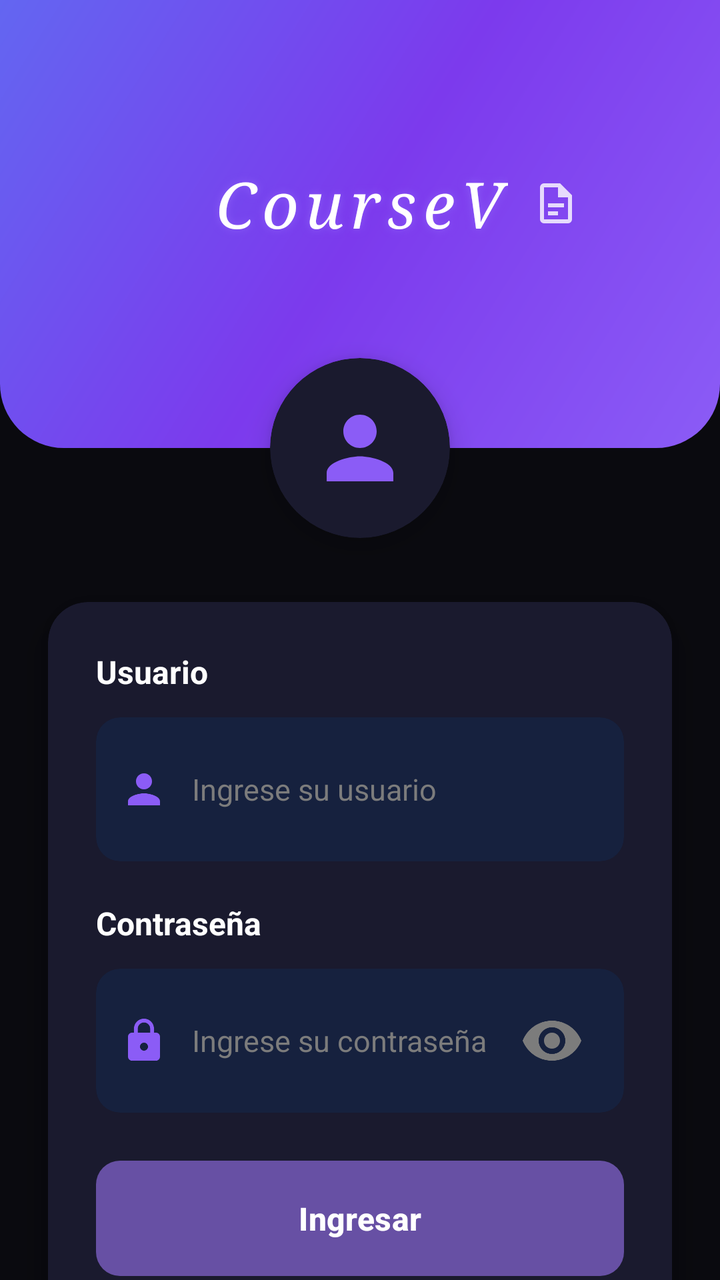
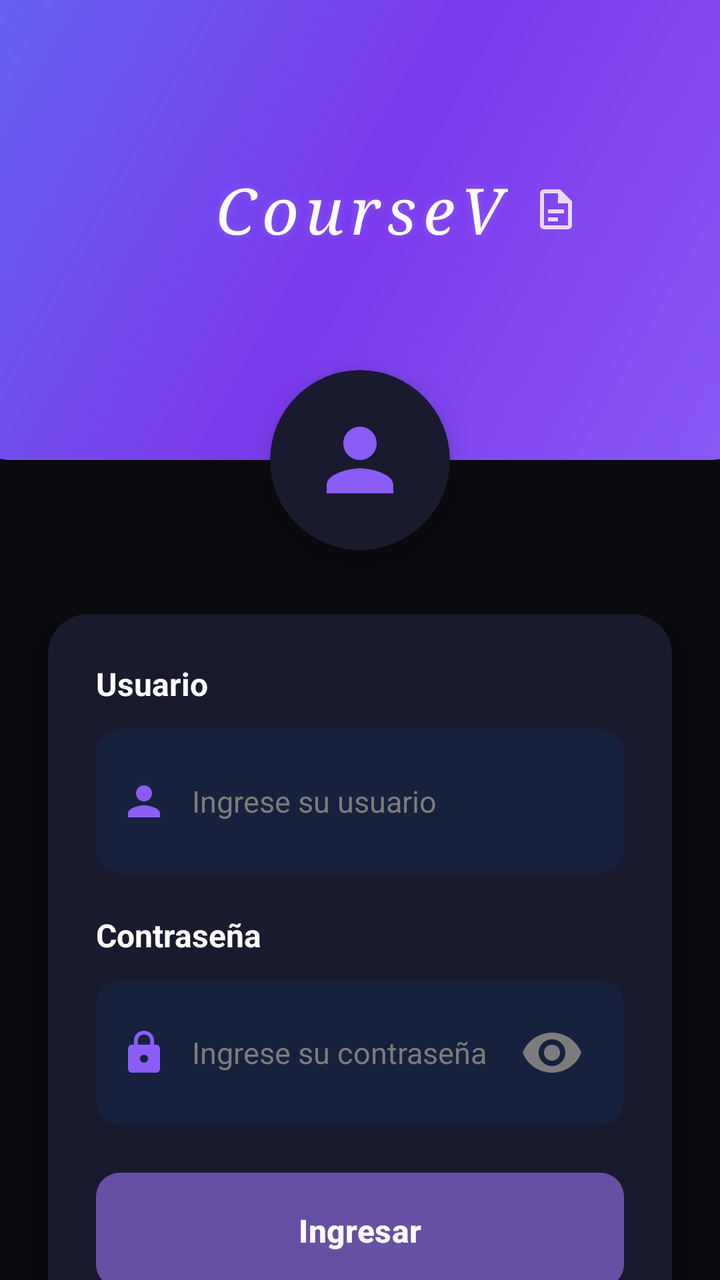

Two renders of the same Android screen: before a commit and after it. Below are the layout's source before the change and the commit's diff.
<!-- AndroidManifest.xml: application theme Theme.CourseV -->
<!-- res/layout/fragment_login.xml -->
<?xml version="1.0" encoding="utf-8"?>
<androidx.constraintlayout.widget.ConstraintLayout xmlns:android="http://schemas.android.com/apk/res/android"
    xmlns:app="http://schemas.android.com/apk/res-auto"
    xmlns:tools="http://schemas.android.com/tools"
    android:layout_width="match_parent"
    android:layout_height="match_parent"
    android:background="#0A0A0F"
    tools:context=".ui.LoginFragment">

    
    <View
        android:id="@+id/particle1"
        android:layout_width="8dp"
        android:layout_height="8dp"
        android:background="@drawable/circle_purple_glow"
        android:alpha="0.6"
        app:layout_constraintStart_toStartOf="parent"
        app:layout_constraintTop_toTopOf="parent"
        android:layout_marginStart="50dp"
        android:layout_marginTop="100dp" />

    <View
        android:id="@+id/particle2"
        android:layout_width="6dp"
        android:layout_height="6dp"
        android:background="@drawable/circle_purple_glow"
        android:alpha="0.4"
        app:layout_constraintEnd_toEndOf="parent"
        app:layout_constraintTop_toTopOf="parent"
        android:layout_marginEnd="80dp"
        android:layout_marginTop="180dp" />

    <View
        android:id="@+id/particle3"
        android:layout_width="10dp"
        android:layout_height="10dp"
        android:background="@drawable/circle_purple_glow"
        android:alpha="0.3"
        app:layout_constraintStart_toStartOf="parent"
        app:layout_constraintBottom_toBottomOf="parent"
        android:layout_marginStart="120dp"
        android:layout_marginBottom="200dp" />

    
    <View
        android:id="@+id/topBackground"
        android:layout_width="match_parent"
        android:layout_height="0dp"
        android:background="@drawable/gradient_header_login"
        app:layout_constraintEnd_toEndOf="parent"
        app:layout_constraintHeight_percent="0.35"
        app:layout_constraintStart_toStartOf="parent"
        app:layout_constraintTop_toTopOf="parent" />

    
    <TextView
        android:id="@+id/courseTitleText"
        android:layout_width="wrap_content"
        android:layout_height="wrap_content"
        android:text="CourseV"
        android:textSize="32sp"
        android:textColor="#FFFFFF"
        android:textStyle="italic"
        android:fontFamily="serif"
        android:letterSpacing="0.1"
        android:shadowColor="#8B5CF6"
        android:shadowRadius="10"
        android:shadowDx="0"
        android:shadowDy="0"
        app:layout_constraintStart_toStartOf="parent"
        app:layout_constraintEnd_toEndOf="parent"
        app:layout_constraintTop_toTopOf="@+id/topBackground"
        app:layout_constraintBottom_toTopOf="@+id/profileIconContainer"
        android:layout_marginTop="24dp" />

    
    <ImageView
        android:id="@+id/codeIcon"
        android:layout_width="24dp"
        android:layout_height="24dp"
        android:src="@drawable/ic_code"
        app:tint="#FFFFFF"
        android:alpha="0.8"
        app:layout_constraintStart_toEndOf="@+id/courseTitleText"
        app:layout_constraintTop_toTopOf="@+id/courseTitleText"
        app:layout_constraintBottom_toBottomOf="@+id/courseTitleText"
        android:layout_marginStart="12dp"
        android:contentDescription="Code icon" />

    
    <androidx.cardview.widget.CardView
        android:id="@+id/profileIconContainer"
        android:layout_width="90dp"
        android:layout_height="90dp"
        app:cardBackgroundColor="#1A1A2E"
        app:cardCornerRadius="45dp"
        app:cardElevation="8dp"
        app:layout_constraintBottom_toBottomOf="@+id/topBackground"
        app:layout_constraintEnd_toEndOf="parent"
        app:layout_constraintStart_toStartOf="parent"
        app:layout_constraintTop_toBottomOf="@+id/topBackground"
        android:background="@drawable/glow_border_login">

        <ImageView
            android:id="@+id/profileIcon"
            android:layout_width="match_parent"
            android:layout_height="match_parent"
            android:padding="20dp"
            android:src="@drawable/ic_person"
            app:tint="#8B5CF6"
            android:contentDescription="Profile icon" />
    </androidx.cardview.widget.CardView>

    
    <androidx.cardview.widget.CardView
        android:id="@+id/loginCard"
        android:layout_width="0dp"
        android:layout_height="wrap_content"
        android:layout_marginStart="24dp"
        android:layout_marginTop="32dp"
        android:layout_marginEnd="24dp"
        app:cardBackgroundColor="#1A1A2E"
        app:cardCornerRadius="20dp"
        app:cardElevation="12dp"
        app:layout_constraintEnd_toEndOf="parent"
        app:layout_constraintStart_toStartOf="parent"
        app:layout_constraintTop_toBottomOf="@+id/profileIconContainer">

        <LinearLayout
            android:layout_width="match_parent"
            android:layout_height="wrap_content"
            android:orientation="vertical"
            android:padding="24dp">

            
            <TextView
                android:layout_width="wrap_content"
                android:layout_height="wrap_content"
                android:text="Usuario"
                android:textColor="#FFFFFF"
                android:textSize="16sp"
                android:textStyle="bold"
                android:layout_marginBottom="8dp" />

            <androidx.cardview.widget.CardView
                android:layout_width="match_parent"
                android:layout_height="wrap_content"
                android:layout_marginTop="4dp"
                app:cardCornerRadius="12dp"
                app:cardElevation="0dp"
                app:cardBackgroundColor="#16213E">

                <LinearLayout
                    android:layout_width="match_parent"
                    android:layout_height="wrap_content"
                    android:gravity="center_vertical"
                    android:orientation="horizontal"
                    android:padding="12dp">

                    <ImageView
                        android:layout_width="24dp"
                        android:layout_height="24dp"
                        android:src="@drawable/ic_person"
                        app:tint="#8B5CF6"
                        android:contentDescription="User icon" />

                    <EditText
                        android:id="@+id/usernameEditText"
                        android:layout_width="match_parent"
                        android:layout_height="wrap_content"
                        android:layout_marginStart="12dp"
                        android:background="@null"
                        android:hint="Ingrese su usuario"
                        android:textColorHint="#7C7C7C"
                        android:textColor="#FFFFFF"
                        android:inputType="text"
                        android:textSize="15sp"
                        android:minHeight="48dp"
                        android:paddingTop="8dp"
                        android:paddingBottom="8dp" />
                </LinearLayout>
            </androidx.cardview.widget.CardView>

            
            <TextView
                android:layout_width="wrap_content"
                android:layout_height="wrap_content"
                android:layout_marginTop="20dp"
                android:text="Contraseña"
                android:textColor="#FFFFFF"
                android:textSize="16sp"
                android:textStyle="bold"
                android:layout_marginBottom="8dp" />

            <androidx.cardview.widget.CardView
                android:layout_width="match_parent"
                android:layout_height="wrap_content"
                android:layout_marginTop="4dp"
                app:cardCornerRadius="12dp"
                app:cardElevation="0dp"
                app:cardBackgroundColor="#16213E">

                <LinearLayout
                    android:layout_width="match_parent"
                    android:layout_height="wrap_content"
                    android:gravity="center_vertical"
                    android:orientation="horizontal"
                    android:padding="12dp">

                    <ImageView
                        android:layout_width="24dp"
                        android:layout_height="24dp"
                        android:src="@drawable/ic_lock"
                        app:tint="#8B5CF6"
                        android:contentDescription="Password icon" />

                    <EditText
                        android:id="@+id/passwordEditText"
                        android:layout_width="0dp"
                        android:layout_height="wrap_content"
                        android:layout_marginStart="12dp"
                        android:layout_weight="1"
                        android:background="@null"
                        android:hint="Ingrese su contraseña"
                        android:textColorHint="#7C7C7C"
                        android:textColor="#FFFFFF"
                        android:inputType="textPassword"
                        android:textSize="15sp"
                        android:minHeight="48dp"
                        android:paddingTop="8dp"
                        android:paddingBottom="8dp" />

                    <ImageView
                        android:id="@+id/togglePasswordVisibility"
                        android:layout_width="48dp"
                        android:layout_height="48dp"
                        android:padding="8dp"
                        android:src="@drawable/ic_visibility"
                        app:tint="#7C7C7C"
                        android:contentDescription="Toggle password visibility" />
                </LinearLayout>
            </androidx.cardview.widget.CardView>

            
            <Button
                android:id="@+id/loginButton"
                android:layout_width="match_parent"
                android:layout_height="wrap_content"
                android:layout_marginTop="24dp"
                android:background="@drawable/button_gradient_purple"
                android:padding="14dp"
                android:text="Ingresar"
                android:textAllCaps="false"
                android:textColor="#FFFFFF"
                android:textSize="16sp"
                android:textStyle="bold"
                android:elevation="4dp" />

            
            <TextView
                android:id="@+id/forgotPasswordTextView"
                android:layout_width="wrap_content"
                android:layout_height="wrap_content"
                android:layout_gravity="center"
                android:layout_marginTop="16dp"
                android:text="¿Olvidaste tu contraseña?"
                android:textColor="#8B5CF6"
                android:textSize="14sp"
                android:textStyle="italic" />

            
            <com.google.android.material.button.MaterialButton
                android:id="@+id/registerButton"
                android:layout_width="match_parent"
                android:layout_height="wrap_content"
                android:layout_marginTop="16dp"
                android:backgroundTint="#16213E"
                android:padding="12dp"
                android:text="¿No tienes una cuenta? Regístrate"
                android:textAllCaps="false"
                android:textColor="#8B5CF6"
                android:textSize="14sp"
                app:strokeColor="#8B5CF6"
                app:strokeWidth="2dp"
                style="@style/Widget.MaterialComponents.Button.OutlinedButton" />
        </LinearLayout>
    </androidx.cardview.widget.CardView>

    
    <LinearLayout
        android:id="@+id/registerPersonaContainer"
        android:layout_width="wrap_content"
        android:layout_height="wrap_content"
        android:orientation="horizontal"
        android:layout_marginTop="16dp"
        android:gravity="center"
        app:layout_constraintTop_toBottomOf="@+id/loginCard"
        app:layout_constraintStart_toStartOf="parent"
        app:layout_constraintEnd_toEndOf="parent">

        <TextView
            android:layout_width="wrap_content"
            android:layout_height="wrap_content"
            android:text="¿Nunca te has registrado? "
            android:textColor="#CCCCCC" />

        <TextView
            android:id="@+id/goToRegisterPersonaTextView"
            android:layout_width="wrap_content"
            android:layout_height="wrap_content"
            android:text="Crear perfil"
            android:textColor="#8B5CF6"
            android:textStyle="bold"
            android:padding="8dp" />
    </LinearLayout>

</androidx.constraintlayout.widget.ConstraintLayout>
<!-- resources referenced by this layout -->
<resources>
  <!-- drawable button_gradient_purple (drawable) -->
  <?xml version="1.0" encoding="utf-8"?>
  <shape xmlns:android="http://schemas.android.com/apk/res/android">
      <gradient
          android:startColor="#8B5CF6"
          android:centerColor="#A855F7"
          android:endColor="#7C3AED"
          android:angle="45"
          android:type="linear" />
      <corners android:radius="12dp" />
  </shape>
  <!-- drawable circle_purple_glow (drawable) -->
  <?xml version="1.0" encoding="utf-8"?>
  <shape xmlns:android="http://schemas.android.com/apk/res/android"
      android:shape="oval">
      <solid android:color="#8B5CF6" />
      <stroke android:width="2dp" android:color="#A855F7" />
  </shape>
  <!-- drawable glow_border_login (drawable) -->
  <?xml version="1.0" encoding="utf-8"?>
  <shape xmlns:android="http://schemas.android.com/apk/res/android"
      android:shape="rectangle">
      <stroke android:width="2dp" android:color="#8B5CF6" />
      <corners android:radius="45dp" />
      <gradient
          android:startColor="#00000000"
          android:centerColor="#408B5CF6"
          android:endColor="#00000000"
          android:type="radial"
          android:gradientRadius="50dp" />
  </shape>
  <!-- drawable gradient_header_login (drawable) -->
  <?xml version="1.0" encoding="utf-8"?>
  <shape xmlns:android="http://schemas.android.com/apk/res/android">
      <gradient
          android:startColor="#8B5CF6"
          android:centerColor="#7C3AED"
          android:endColor="#6366F1"
          android:angle="135"
          android:type="linear" />
      <corners android:bottomLeftRadius="32dp"
          android:bottomRightRadius="32dp" />
  </shape>
  <!-- drawable ic_code (drawable) -->
  <vector xmlns:android="http://schemas.android.com/apk/res/android"
      android:width="24dp"
      android:height="24dp"
      android:viewportWidth="24"
      android:viewportHeight="24">
    <path
        android:fillColor="#FFFFFF"
        android:pathData="M14,2H6A2,2 0 0,0 4,4V20A2,2 0 0,0 6,22H18A2,2 0 0,0 20,20V8L14,2M18,20H6V4H13V9H18V20Z"/>
    <path
        android:fillColor="#FFFFFF"
        android:pathData="M8,12H16V14H8V12M8,16H13V18H8V16Z"/>
  </vector>
  <!-- drawable ic_lock (drawable) -->
  <vector android:height="24dp" android:tint="#3F51B5"
      android:viewportHeight="24" android:viewportWidth="24"
      android:width="24dp" xmlns:android="http://schemas.android.com/apk/res/android">
      <path android:fillColor="@android:color/white" android:pathData="M18,8h-1L17,6c0,-2.76 -2.24,-5 -5,-5S7,3.24 7,6v2L6,8c-1.1,0 -2,0.9 -2,2v10c0,1.1 0.9,2 2,2h12c1.1,0 2,-0.9 2,-2L20,10c0,-1.1 -0.9,-2 -2,-2zM12,17c-1.1,0 -2,-0.9 -2,-2s0.9,-2 2,-2 2,0.9 2,2 -0.9,2 -2,2zM15.1,8L8.9,8L8.9,6c0,-1.71 1.39,-3.1 3.1,-3.1 1.71,0 3.1,1.39 3.1,3.1v2z"/>
  </vector>
  <!-- drawable ic_person (drawable) -->
  <vector xmlns:android="http://schemas.android.com/apk/res/android"
      android:width="24dp"
      android:height="24dp"
      android:viewportWidth="24"
      android:viewportHeight="24">
      <path
          android:fillColor="#000000"
          android:pathData="M12,12c2.21,0 4,-1.79 4,-4s-1.79,-4 -4,-4 -4,1.79 -4,4 1.79,4 4,4zM12,14c-2.67,0 -8,1.34 -8,4v2h16v-2c0,-2.66 -5.33,-4 -8,-4z" />
  </vector>
  <!-- drawable ic_visibility (drawable) -->
  <vector xmlns:android="http://schemas.android.com/apk/res/android"
      android:width="24dp"
      android:height="24dp"
      android:viewportWidth="24"
      android:viewportHeight="24">
      <path
          android:fillColor="#000000"
          android:pathData="M12,4.5C7,4.5 2.73,7.61 1,12c1.73,4.39 6,7.5 11,7.5s9.27,-3.11 11,-7.5c-1.73,-4.39 -6,-7.5 -11,-7.5zM12,17c-2.76,0 -5,-2.24 -5,-5s2.24,-5 5,-5 5,2.24 5,5 -2.24,5 -5,5zM12,9c-1.66,0 -3,1.34 -3,3s1.34,3 3,3 3,-1.34 3,-3 -1.34,-3 -3,-3z" />
  </vector>
  <style name="Theme.CourseV" parent="Base.Theme.CourseV" />
  <style name="Base.Theme.CourseV" parent="Theme.Material3.DayNight.NoActionBar">
          
          
      </style>
</resources>

<!-- the commit's change to res/layout/fragment_login.xml (unified diff, before → after) -->
@@ -44,8 +44,8 @@
     
     <View
         android:id="@+id/topBackground"
-        android:layout_width="match_parent"
-        android:layout_height="0dp"
+        android:layout_width="412dp"
+        android:layout_height="230dp"
         android:background="@drawable/gradient_header_login"
         app:layout_constraintEnd_toEndOf="parent"
         app:layout_constraintHeight_percent="0.35"
